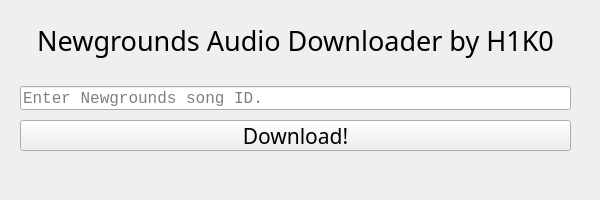
H1K0/NGAudioDownloader, file GUI/MainWindow.ui: the form before one commit.
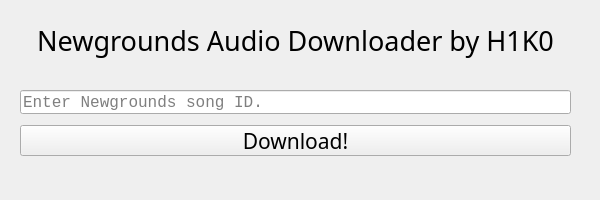
The form after the commit.

Commit message: Optimized and added progressbar dialog

What changed in the file:
```diff
--- a/GUI/MainWindow.ui
+++ b/GUI/MainWindow.ui
@@ -58,7 +58,7 @@
     <property name="geometry">
      <rect>
       <x>20</x>
-      <y>86</y>
+      <y>90</y>
       <width>551</width>
       <height>24</height>
      </rect>
@@ -83,7 +83,7 @@
     <property name="geometry">
      <rect>
       <x>20</x>
-      <y>120</y>
+      <y>125</y>
       <width>551</width>
       <height>31</height>
      </rect>
```
The commit also changes 3 other files.
